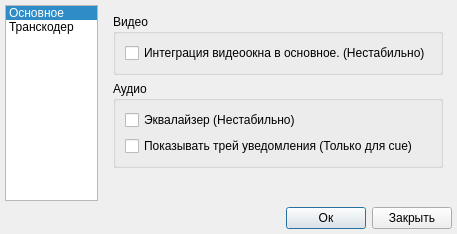
Old version of the form ui/preferences.ui in the repository ipse666/cueplayer.
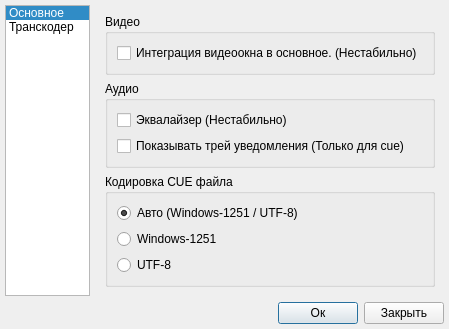
New version of the form. Icons and pictures are not drawn.

Patch:
```diff
--- a/ui/preferences.ui
+++ b/ui/preferences.ui
@@ -6,8 +6,8 @@
    <rect>
     <x>0</x>
     <y>0</y>
-    <width>457</width>
-    <height>234</height>
+    <width>449</width>
+    <height>312</height>
    </rect>
   </property>
   <property name="windowTitle">
@@ -56,7 +56,7 @@
       <number>0</number>
      </property>
      <widget class="QWidget" name="page">
-      <layout class="QGridLayout" name="gridLayout_3">
+      <layout class="QGridLayout" name="gridLayout_5">
        <item row="0" column="0">
         <widget class="QGroupBox" name="groupBox">
          <property name="title">
@@ -121,6 +121,39 @@
         </widget>
        </item>
        <item row="2" column="0">
+        <widget class="QGroupBox" name="groupBox_9">
+         <property name="title">
+          <string>Кодировка CUE файла</string>
+         </property>
+         <layout class="QGridLayout" name="gridLayout_3">
+          <item row="0" column="0">
+           <widget class="QRadioButton" name="autoRadioButton">
+            <property name="text">
+             <string>Авто (Windows-1251 / UTF-8)</string>
+            </property>
+            <property name="checked">
+             <bool>true</bool>
+            </property>
+           </widget>
+          </item>
+          <item row="1" column="0">
+           <widget class="QRadioButton" name="cpRadioButton">
+            <property name="text">
+             <string>Windows-1251</string>
+            </property>
+           </widget>
+          </item>
+          <item row="2" column="0">
+           <widget class="QRadioButton" name="utfRadioButton">
+            <property name="text">
+             <string>UTF-8</string>
+            </property>
+           </widget>
+          </item>
+         </layout>
+        </widget>
+       </item>
+       <item row="3" column="0">
         <spacer name="verticalSpacer">
          <property name="orientation">
           <enum>Qt::Vertical</enum>
@@ -128,7 +161,7 @@
          <property name="sizeHint" stdset="0">
           <size>
            <width>20</width>
-           <height>24</height>
+           <height>1</height>
           </size>
          </property>
         </spacer>
```
